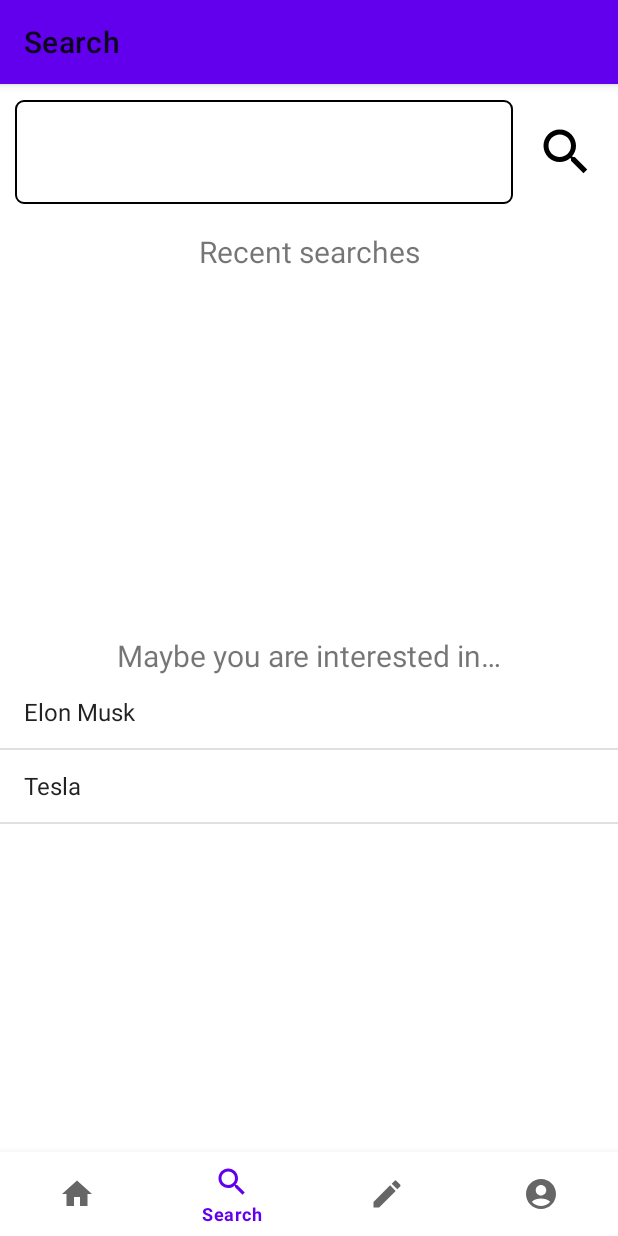
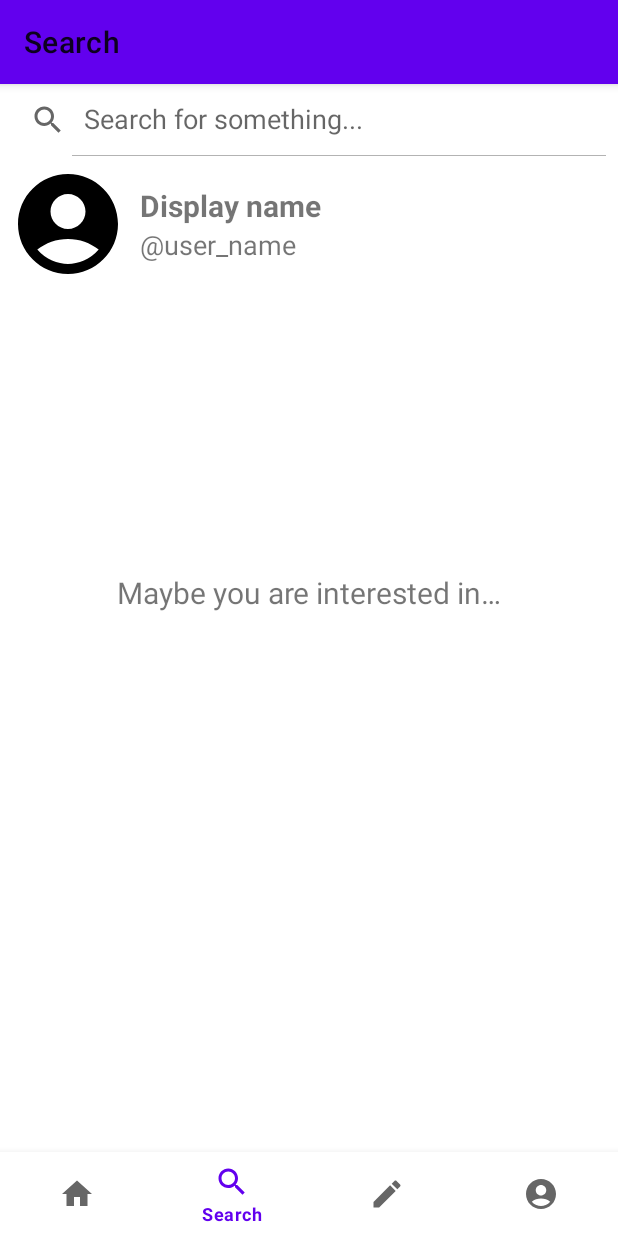
Before and after one commit to zhksh/lazybird, an Android app: the SearchFragment screen opened through its navigation route, on a phone screen of 412 x 824 dp. Run offline under Robolectric (Android 15) with nearby library versions, the phone set to English and light mode, and no system bars; our stand-ins replace Dagger/Hilt's generated code, navigation-ui; network calls fail.

Commit message:
basic functionallity of fetching the user from the query
Probably will only operate on ApiSuccess and on ApiError for the provided username.

```diff
--- a/app/src/main/java/com/example/blog_e/ui/search/SearchFragment.kt
+++ b/app/src/main/java/com/example/blog_e/ui/search/SearchFragment.kt
@@ -1,95 +1,76 @@
 package com.example.blog_e.ui.search
 
 import android.os.Bundle
+import android.util.Log
 import android.view.LayoutInflater
 import android.view.View
 import android.view.ViewGroup
-import android.widget.ArrayAdapter
-import android.widget.ImageButton
-import android.widget.ListView
-import android.widget.TextView
-import android.widget.Toast
+import android.widget.SearchView.OnQueryTextListener
 import androidx.fragment.app.Fragment
-import androidx.lifecycle.ViewModelProvider
+import androidx.fragment.app.viewModels
+import androidx.lifecycle.lifecycleScope
+import com.example.blog_e.Config
 import com.example.blog_e.databinding.FragmentSearchBinding
+import dagger.hilt.android.AndroidEntryPoint
+import kotlinx.coroutines.launch
 
-
+@AndroidEntryPoint
 class SearchFragment : Fragment() {
 
     private var _binding: FragmentSearchBinding? = null
+    private val searchViewModel: SearchViewModel by viewModels()
 
     // This property is only valid between onCreateView and
     // onDestroyView.
     private val binding get() = _binding!!
 
-    //create variables.
-    lateinit var historyList: ArrayList<String>
-    lateinit var trendList: ArrayList<String>
 
     override fun onCreateView(
         inflater: LayoutInflater,
         container: ViewGroup?,
         savedInstanceState: Bundle?
     ): View {
+
+        val TAG = Config.tag(this.toString())
         //init the view
-        val searchViewModel =
-            ViewModelProvider(this).get(SearchViewModel::class.java)
         _binding = FragmentSearchBinding.inflate(inflater, container, false)
         val root: View = binding.root
-        val textView: TextView = binding.textSearch
-        searchViewModel.text.observe(viewLifecycleOwner) {
-            textView.text = it
-        }
-        //Bind some views about search history
-        val itemEdt = binding.editView
-        val listView: ListView = binding.historyList
-        val imageButton: ImageButton = binding.imageButton
-        historyList = ArrayList()
 
-        //Bind some views about trends
-        val listView2: ListView = binding.trendList
-        trendList = ArrayList()
-        trendList.add("Elon Musk")
-        trendList.add("Tesla")
-
-        //initialize adapter for our list view.
-        val adapter: ArrayAdapter<String?> = ArrayAdapter<String?>(
-            requireContext(),
-            android.R.layout.simple_list_item_1,
-            historyList as List<String?>
-        )
-        val adapter2: ArrayAdapter<String?> = ArrayAdapter<String?>(
-            requireContext(),
-            android.R.layout.simple_list_item_1,
-            trendList as List<String?>
-        )
-
-
-        //set adapter for our list view
-        listView.adapter = adapter
-        listView2.adapter = adapter2
-
-        //add click listener for our button.
-        imageButton.setOnClickListener {
-
-            //intent to results
-            Toast.makeText(this.context, "Search Results Page not Ready!", Toast.LENGTH_SHORT).show()
-            //get text from edit text
-            val item = itemEdt.text.toString()
-            //check if item is not empty
-            if (item.isNotEmpty()) {
-                //add item to our list.
-                historyList.add(item)
-                //notify adapter
-                //that data in list is updated to update our list view.
-                adapter.notifyDataSetChanged()
+        viewLifecycleOwner.lifecycleScope.launch {
+            searchViewModel.searchUIState.collect {
+                binding.searchView.setQuery(it.query, it.isSearching)
             }
         }
 
-        //item click events
-        //TODO
+        viewLifecycleOwner.lifecycleScope.launch {
+            searchViewModel.resultUIState.collect {
+            }
+        }
+
+
+        binding.searchView.setOnQueryTextListener(
+            object : OnQueryTextListener {
+                override fun onQueryTextSubmit(query: String?): Boolean {
+                    Log.i(TAG, "onQueryTextSubmit: $query")
+                    query?.let { performSearch(it) }
+                    return false
+                }
+
+                override fun onQueryTextChange(newQuery: String?): Boolean {
+                    searchViewModel.updateQuery(newQuery.toString())
+                    return false
+                }
+            }
+        )
 
         return root
+    }
+
+    private fun performSearch(query: String) {
+
+        viewLifecycleOwner.lifecycleScope.launch {
+            searchViewModel.searchUser()
+        }
     }
 
     override fun onDestroyView() {
--- a/app/src/main/java/com/example/blog_e/ui/search/SearchViewModel.kt
+++ b/app/src/main/java/com/example/blog_e/ui/search/SearchViewModel.kt
@@ -1,13 +1,92 @@
 package com.example.blog_e.ui.search
 
+import android.util.Log
 import androidx.lifecycle.LiveData
 import androidx.lifecycle.MutableLiveData
 import androidx.lifecycle.ViewModel
+import com.example.blog_e.Config
+import com.example.blog_e.data.model.GetUserAPIModel
+import com.example.blog_e.data.repository.ApiError
+import com.example.blog_e.data.repository.ApiException
+import com.example.blog_e.data.repository.ApiSuccess
+import com.example.blog_e.data.repository.UserRepo
+import dagger.hilt.android.lifecycle.HiltViewModel
+import kotlinx.coroutines.flow.MutableStateFlow
+import kotlinx.coroutines.flow.StateFlow
+import kotlinx.coroutines.flow.asStateFlow
+import kotlinx.coroutines.flow.update
+import javax.inject.Inject
 
-class SearchViewModel : ViewModel() {
+data class SearchUIState(
+    val query: String = "",
+    val isSearching: Boolean = false
+)
+
+data class ResultUIState(
+    val isSuccessful: Boolean = false,
+    val userAPIModel: GetUserAPIModel? = null
+)
+
+@HiltViewModel
+class SearchViewModel @Inject constructor(
+    private val userRepo: UserRepo
+) : ViewModel() {
+    val TAG = Config.tag(this.toString())
 
     private val _text = MutableLiveData<String>().apply {
         value = "Recent searches"
     }
     val text: LiveData<String> = _text
+
+    private val _searchUIState = MutableStateFlow(SearchUIState())
+    val searchUIState: StateFlow<SearchUIState> = _searchUIState.asStateFlow()
+
+
+    private val _resultUIState = MutableStateFlow(ResultUIState())
+    val resultUIState: StateFlow<ResultUIState> = _resultUIState.asStateFlow()
+
+    suspend fun searchUser() {
+//        clearLastResult()
+        Log.i(TAG, "searchUser: ${searchUIState.value.query}")
+
+        val res = userRepo.getUser(_searchUIState.value.query)
+        when (res) {
+            is ApiSuccess -> {
+                updateCurrentUserResult(res.data)
+                Log.i(TAG, "searchUser: war erflogreich")
+            }
+            is ApiError -> {
+
+                Log.i(TAG, "searchUser: war fehler")
+            }
+            is ApiException -> Log.i(TAG, "searchUser: hat einen Fehler geworfen")
+        }
+    }
+
+    private fun clearLastResult() {
+        if (_resultUIState.value.isSuccessful) {
+            _resultUIState.update {
+                it.copy(
+                    userAPIModel = null,
+                    isSuccessful = false
+                )
+            }
+        }
+    }
+
+    private fun updateCurrentUserResult(data: GetUserAPIModel) {
+        _resultUIState.update {
+            it.copy(
+                userAPIModel = data,
+                isSuccessful = true
+            )
+        }
+    }
+
+    fun updateQuery(query: String) {
+        _searchUIState.update {
+            it.copy(query = query)
+        }
+    }
+
 }
--- a/app/src/main/res/layout/fragment_search.xml
+++ b/app/src/main/res/layout/fragment_search.xml
@@ -1,52 +1,28 @@
 <LinearLayout
 
     xmlns:android="http://schemas.android.com/apk/res/android"
-    xmlns:tools="http://schemas.android.com/tools"
     android:layout_width="match_parent"
     android:layout_height="match_parent"
-    xmlns:app="http://schemas.android.com/apk/res-auto"
+    android:gravity="center_horizontal"
     android:orientation="vertical">
 
 
-    <androidx.constraintlayout.widget.ConstraintLayout
+    <SearchView
+        android:id="@+id/search_view"
         android:layout_width="match_parent"
-        android:layout_height="90dp"
-        android:orientation="horizontal">
+        android:layout_height="wrap_content"
+        android:iconifiedByDefault="false"
+        android:queryHint="Search for something..." />
 
-        <EditText
-            android:id="@+id/edit_view"
-            android:layout_width="332dp"
-            android:layout_height="69dp"
-            android:layout_margin="10dp"
-            android:background="@drawable/textview_border"
-            android:queryHint="Search Blog/People/Tag"
-            app:layout_constraintBottom_toBottomOf="parent"
-            app:layout_constraintStart_toStartOf="parent"
-            app:layout_constraintTop_toTopOf="parent"
-            android:autofillHints=""
-            android:inputType=""
-            android:hint=""
-            tools:ignore="LabelFor" />
-
-        <ImageButton
-            android:id="@+id/image_button"
-            android:layout_width="40dp"
-            android:layout_height="40dp"
-            android:background="@drawable/ic_baseline_search_24"
-            android:backgroundTint="#000000"
-            app:layout_constraintBottom_toBottomOf="parent"
-            app:layout_constraintEnd_toEndOf="parent"
-            app:layout_constraintStart_toEndOf="@+id/edit_view"
-            app:layout_constraintTop_toTopOf="parent"
-            android:contentDescription="@string/search"
-            />
-
-    </androidx.constraintlayout.widget.ConstraintLayout>
 
     <LinearLayout
         android:layout_width="match_parent"
         android:layout_height="269dp"
         android:orientation="vertical">
+
+        <include
+            android:id="@+id/userResult"
+            layout="@layout/user_search_result"></include>
 
         <TextView
             android:id="@+id/text_search"
@@ -77,10 +53,9 @@
             android:layout_marginStart="8dp"
             android:layout_marginTop="8dp"
             android:layout_marginEnd="8dp"
+            android:text="@string/maybe_you_are_interested_in"
             android:textAlignment="center"
-            android:textSize="20sp"
-            android:text="@string/maybe_you_are_interested_in"
-            />
+            android:textSize="20sp" />
 
         <ListView
             android:id="@+id/trend_list"
--- /dev/null
+++ b/app/src/main/res/layout/user_search_result.xml
@@ -0,0 +1,44 @@
+<?xml version="1.0" encoding="utf-8"?>
+<LinearLayout xmlns:android="http://schemas.android.com/apk/res/android"
+    xmlns:app="http://schemas.android.com/apk/res-auto"
+    android:id="@+id/blog_post"
+    android:layout_width="match_parent"
+    android:layout_height="wrap_content"
+    android:gravity="center"
+    android:orientation="horizontal"
+    android:padding="5dp">
+
+    <com.google.android.material.imageview.ShapeableImageView
+        android:id="@+id/profilePictureView"
+        android:layout_width="80dp"
+        android:layout_height="80dp"
+        app:shapeAppearanceOverlay="@style/Circular"
+        app:srcCompat="@drawable/ic_baseline_account_circle_24" />
+
+    <androidx.constraintlayout.widget.ConstraintLayout
+        android:layout_width="match_parent"
+        android:layout_height="wrap_content"
+        android:layout_marginHorizontal="8dp">
+
+        <TextView
+            android:id="@+id/displayName"
+            android:layout_width="0dp"
+            android:layout_height="wrap_content"
+            android:text="Display name"
+            android:textSize="20sp"
+            android:textStyle="bold"
+            app:layout_constraintStart_toStartOf="parent"
+            app:layout_constraintTop_toTopOf="parent" />
+
+        <TextView
+            android:id="@+id/username"
+            android:layout_width="wrap_content"
+            android:layout_height="wrap_content"
+            android:text="\@user_name"
+            android:textSize="18sp"
+            app:layout_constraintStart_toStartOf="@id/displayName"
+            app:layout_constraintTop_toBottomOf="@id/displayName" />
+
+
+    </androidx.constraintlayout.widget.ConstraintLayout>
+</LinearLayout>
```
